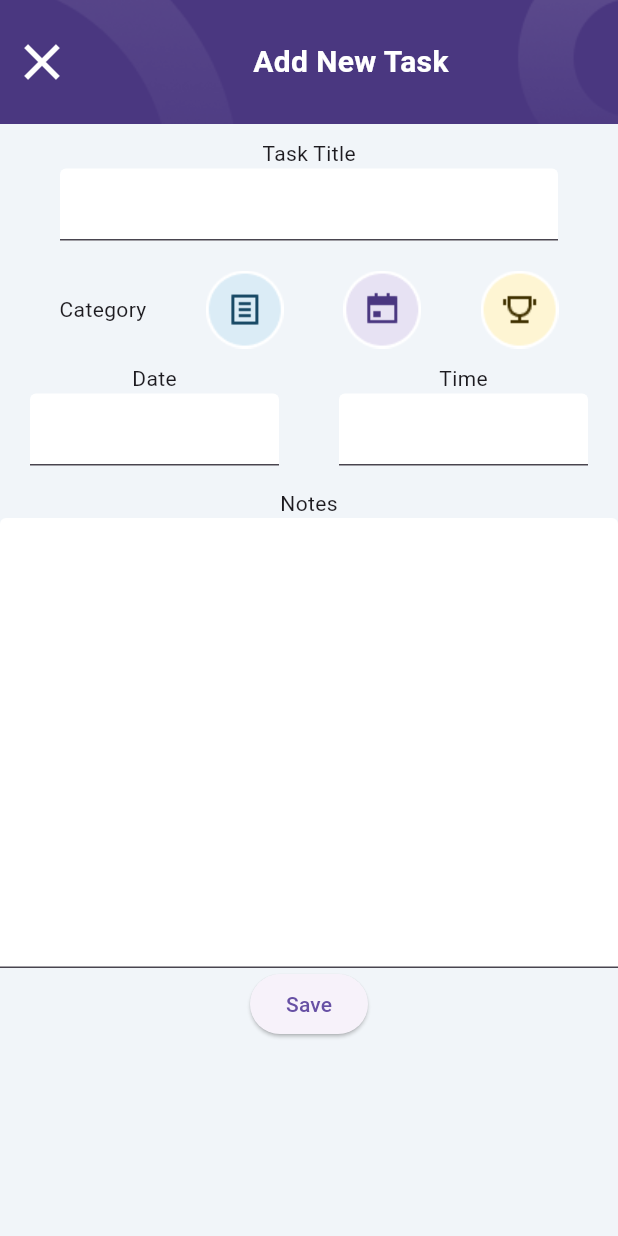
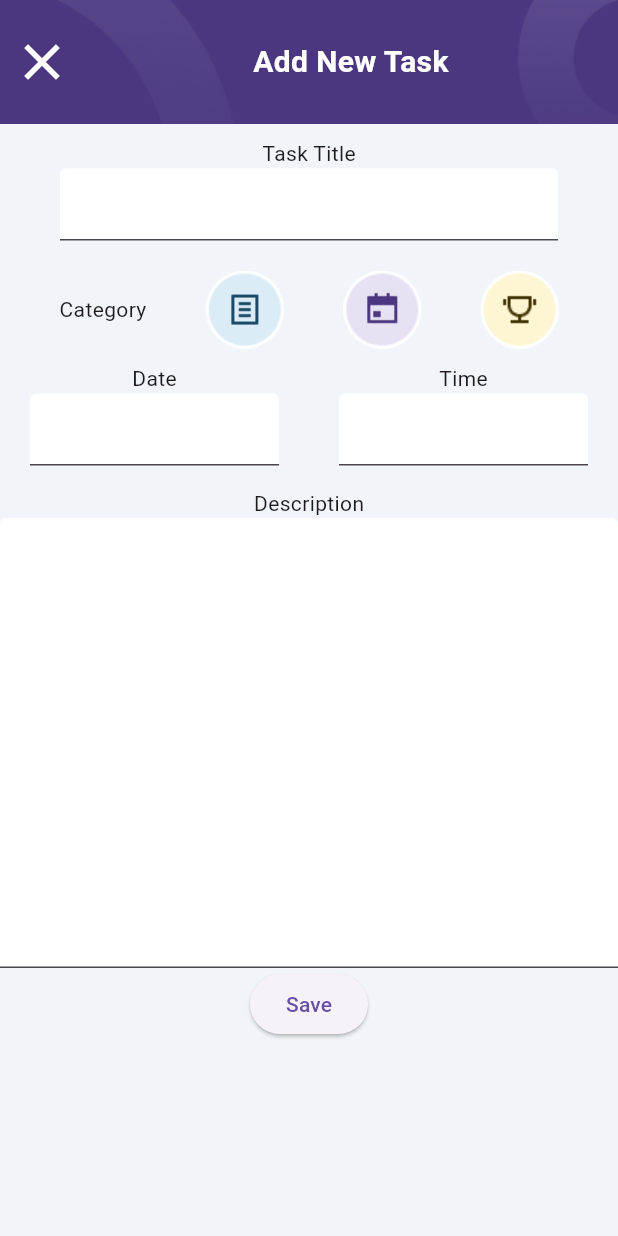
Before and after one commit to aliyenurerdogu/flutter-Todo, a Flutter app: the screen it shows after launch, after a tap on "Add New Task", on a phone screen of 412 x 824 dp. Run offline on Flutter 3.47's test engine with Material 3 defaults, Android fonts, the phone set to English and light mode, and no system bars; our stand-ins replace hexcolor.

```diff
--- /dev/null
+++ b/lib/constants/tasktype.dart
@@ -0,0 +1 @@
+enum TaskType { note, calendar, contest }
--- a/lib/model/task.dart
+++ b/lib/model/task.dart
@@ -1,15 +1,19 @@
 //bu dosya butun task lerin(todo , completed) tipi yerine gecicek. OOP ye yakın olsun diye boyle yaptık.boylece task olarak yazdıgımız string ifadeleri task constructor ile olusturulmus task tipindeki objeler olucak
+
+import 'package:flutter_todo/constants/tasktype.dart';
 
 class Task {
   Task({
     //task constructorı(objesi).ve değişkenler constructor içine baglanır. task objesinin içindeki bu parametreler alttakş final değişkenlere baglanmasını sagladık
+    required this.type,
     required this.title,
     required this.description,
     required this.isCompleted,
   });
 
+  final TaskType type;
   final String title;
   final String description;
-  final String isCompleted;
+  bool isCompleted;
   //checkbox işlemleri iscompleted uzerinden yapılıcak.
 }
--- a/lib/screens/add_new_task.dart
+++ b/lib/screens/add_new_task.dart
@@ -1,9 +1,28 @@
 import 'package:flutter/material.dart';
 import 'package:flutter_todo/constants/color.dart';
+import 'package:flutter_todo/constants/tasktype.dart';
+import 'package:flutter_todo/model/task.dart';
 import 'package:hexcolor/hexcolor.dart';
 
-class AddNewTaskScreen extends StatelessWidget {
-  const AddNewTaskScreen({super.key});
+class AddNewTaskScreen extends StatefulWidget {
+  const AddNewTaskScreen({super.key, required this.addnewTask});
+  final void Function(Task newTask) addNewTask;
+  //addNewTask adında Task tipinde newTask alan fonk.
+  // passing function as parameter
+
+  @override
+  State<AddNewTaskScreen> createState() => _AddNewTaskScreenState();
+}
+
+class _AddNewTaskScreenState extends State<AddNewTaskScreen> {
+  //textEditingController sayesinde inputları alabiliriz.
+  TextEditingController titleController = TextEditingController();
+  TextEditingController dateController = TextEditingController();
+  TextEditingController timeController = TextEditingController();
+  TextEditingController descriptionController = TextEditingController();
+
+  TaskType taskType = TaskType.note;
+  //category için setstate ve input almak için
 
   @override
   Widget build(BuildContext context) {
@@ -50,13 +69,13 @@ class AddNewTaskScreen extends StatelessWidget {
                 ),
               ),
               const Padding(
-                  padding: EdgeInsets.only(top: 10),
-                  child: const Text("Task Title")),
-              const Padding(
-                padding: EdgeInsets.symmetric(horizontal: 40),
+                  padding: EdgeInsets.only(top: 10), child: Text("Task Title")),
+              Padding(
+                padding: const EdgeInsets.symmetric(horizontal: 40),
                 child: TextField(
-                  decoration:
-                      InputDecoration(filled: true, fillColor: Colors.white),
+                  controller: titleController,
+                  decoration: const InputDecoration(
+                      filled: true, fillColor: Colors.white),
                 ),
               ),
               Padding(
@@ -73,6 +92,9 @@ class AddNewTaskScreen extends StatelessWidget {
                             content: Text("Category selected"),
                           ),
                         );
+                        setState(() {
+                          taskType = TaskType.note;
+                        });
                       },
                       child: Image.asset("lib/assets/images/Category1.png"),
                     ),
@@ -84,6 +106,9 @@ class AddNewTaskScreen extends StatelessWidget {
                             content: Text("Category selected"),
                           ),
                         );
+                        setState(() {
+                          taskType = TaskType.calendar;
+                        });
                       },
                       child: Image.asset("lib/assets/images/Category2.png"),
                     ),
@@ -95,6 +120,9 @@ class AddNewTaskScreen extends StatelessWidget {
                             content: Text("Category selected"),
                           ),
                         );
+                        setState(() {
+                          taskType = TaskType.contest;
+                        });
                       },
                       child: Image.asset("lib/assets/images/Category3.png"),
                     )
@@ -102,8 +130,8 @@ class AddNewTaskScreen extends StatelessWidget {
                 ),
               ),
               Padding(
-                padding: EdgeInsets.only(top: 10),
-                child: const Row(
+                padding: const EdgeInsets.only(top: 10),
+                child: Row(
                   children: [
                     Expanded(
                       child: Column(
@@ -112,7 +140,8 @@ class AddNewTaskScreen extends StatelessWidget {
                           Padding(
                             padding: EdgeInsets.symmetric(horizontal: 20),
                             child: TextField(
-                              decoration: InputDecoration(
+                              controller: dateController,
+                              decoration: const InputDecoration(
                                   filled: true, fillColor: Colors.white),
                             ),
                           )
@@ -122,11 +151,12 @@ class AddNewTaskScreen extends StatelessWidget {
                     Expanded(
                       child: Column(
                         children: [
-                          Text("Time"),
+                          const Text("Time"),
                           Padding(
-                            padding: EdgeInsets.symmetric(horizontal: 20),
+                            padding: const EdgeInsets.symmetric(horizontal: 20),
                             child: TextField(
-                              decoration: InputDecoration(
+                              controller: timeController,
+                              decoration: const InputDecoration(
                                   filled: true, fillColor: Colors.white),
                             ),
                           )
@@ -137,13 +167,15 @@ class AddNewTaskScreen extends StatelessWidget {
                 ),
               ),
               const Padding(
-                  padding: EdgeInsets.only(top: 15), child: Text("Notes")),
-              const SizedBox(
+                  padding: EdgeInsets.only(top: 15),
+                  child: Text("Description")),
+              SizedBox(
                 height: 300,
                 child: TextField(
+                  controller: descriptionController,
                   expands: true,
                   maxLines: null,
-                  decoration: InputDecoration(
+                  decoration: const InputDecoration(
                       filled: true, fillColor: Colors.white, isDense: true),
                 ),
               ),
--- a/lib/screens/home.dart
+++ b/lib/screens/home.dart
@@ -1,5 +1,7 @@
 import 'package:flutter/material.dart';
 import 'package:flutter_todo/constants/color.dart';
+import 'package:flutter_todo/constants/tasktype.dart';
+import 'package:flutter_todo/model/task.dart';
 import 'package:flutter_todo/screens/add_new_task.dart';
 import 'package:flutter_todo/todoitem.dart';
 import 'package:hexcolor/hexcolor.dart';
@@ -12,9 +14,42 @@ class HomeScreen extends StatefulWidget {
 }
 
 class _HomeScreenState extends State<HomeScreen> {
-  List<String> todo = ["Study lessons", "Run 5k", "Go to party"];
-  List<String> completed = ["Game meetup", "Take out tash"];
+  //List<String> todo = ["Study lessons", "Run 5k", "Go to party"];
+  //List<String> completed = ["Game meetup", "Take out tash"];
 
+  List<Task> todo = [
+    Task(
+      type: TaskType.note,
+      title: "Study lessons",
+      description: "Study COMP117",
+      isCompleted: false,
+    ),
+    Task(
+      type: TaskType.contest,
+      title: "Run 5k",
+      description: "Run 5 kilometers",
+      isCompleted: false,
+    ),
+    Task(
+      type: TaskType.calendar,
+      title: "Go to party",
+      description: "Attend to party",
+      isCompleted: false,
+    )
+  ];
+
+  List<Task> completed = [
+    Task(
+        type: TaskType.calendar,
+        title: "Game meetup",
+        description: "description",
+        isCompleted: true),
+    Task(
+        type: TaskType.note,
+        title: "Take out trash",
+        description: "description",
+        isCompleted: true)
+  ];
   @override
   Widget build(BuildContext context) {
     double deviceHeight = MediaQuery.of(context).size.height;
@@ -70,7 +105,9 @@ class _HomeScreenState extends State<HomeScreen> {
                       shrinkWrap: true,
                       itemCount: todo.length,
                       itemBuilder: (context, index) {
-                        return TodoItem(title: todo[index]);
+                        return TodoItem(
+                          task: todo[index],
+                        );
                       },
                     ),
                   ),
@@ -97,7 +134,9 @@ class _HomeScreenState extends State<HomeScreen> {
                       shrinkWrap: true,
                       itemCount: completed.length,
                       itemBuilder: (context, index) {
-                        return TodoItem(title: completed[index]);
+                        return TodoItem(
+                          task: completed[index],
+                        );
                       },
                     ),
                   ),
--- a/lib/todoitem.dart
+++ b/lib/todoitem.dart
@@ -1,8 +1,10 @@
 import 'package:flutter/material.dart';
+import 'package:flutter_todo/constants/tasktype.dart';
+import 'package:flutter_todo/model/task.dart';
 
 class TodoItem extends StatefulWidget {
-  const TodoItem({super.key, required this.title});
-  final String title;
+  const TodoItem({super.key, required this.task});
+  final Task task;
 
   @override
   State<TodoItem> createState() => _TodoItemState();
@@ -13,6 +15,7 @@ class _TodoItemState extends State<TodoItem> {
   @override
   Widget build(BuildContext context) {
     return Card(
+      color: widget.task.isCompleted ? Colors.grey : Colors.white,
       shape: RoundedRectangleBorder(
         borderRadius: BorderRadius.circular(20),
       ),
@@ -21,21 +24,45 @@ class _TodoItemState extends State<TodoItem> {
         child: Row(
           mainAxisAlignment: MainAxisAlignment.spaceEvenly,
           children: [
-            const Icon(
-              Icons.notes_outlined,
-              size: 40,
+            widget.task.type == TaskType.note
+                ? Image.asset("lib/assets/images/Category1.png")
+                : widget.task.type == TaskType.contest
+                    ? Image.asset("lib/assets/images/Category3.png")
+                    : Image.asset("lib/assets/images/Category2.png"),
+            Expanded(
+              child: Column(
+                children: [
+                  Text(
+                    widget.task.title,
+                    style: TextStyle(
+                        decoration: widget.task.isCompleted
+                            ? TextDecoration.lineThrough
+                            : TextDecoration.none,
+                        fontWeight: FontWeight.bold,
+                        fontSize: 18),
+                  ),
+                  Text(
+                    widget.task.description,
+                    style: TextStyle(
+                        decoration: widget.task.isCompleted
+                            ? TextDecoration.lineThrough
+                            : TextDecoration.none),
+                  )
+                ],
+              ),
             ),
-            Text(widget.title,
-                //title değişkeni todoıtem wdget tan geldiği için widget.title olarak cağrılır
-                style:
-                    const TextStyle(fontWeight: FontWeight.bold, fontSize: 18)),
             Checkbox(
-                value: isChecked,
-                onChanged: (val) => {
-                      setState(() {
-                        isChecked = val!;
-                      })
-                    })
+              value: isChecked,
+              onChanged: (val) => {
+                setState(
+                  () {
+                    widget.task.isCompleted = !widget.task.isCompleted;
+                    //isCompleted ne ise onu tersine cevirir.isCompleted basta false iken checkbox a basıldıgında true oldugu için bu sayede değişiklikler kalır ve checkbox durumu hatırlanır
+                    isChecked = val!;
+                  },
+                )
+              },
+            )
           ],
         ),
       ),
```
